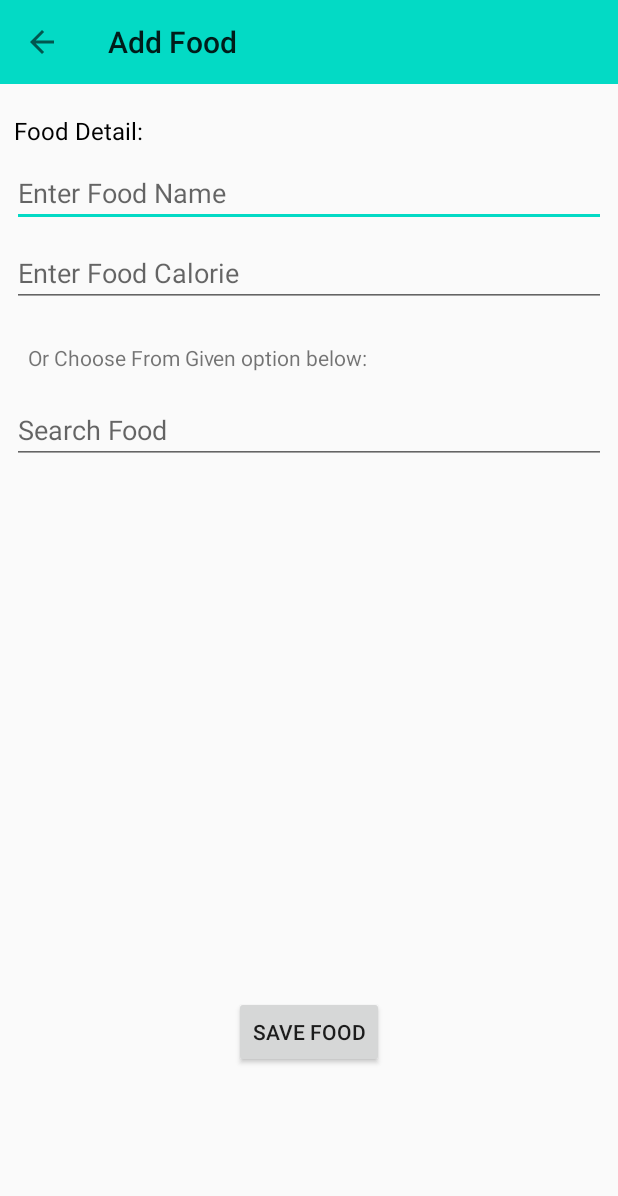
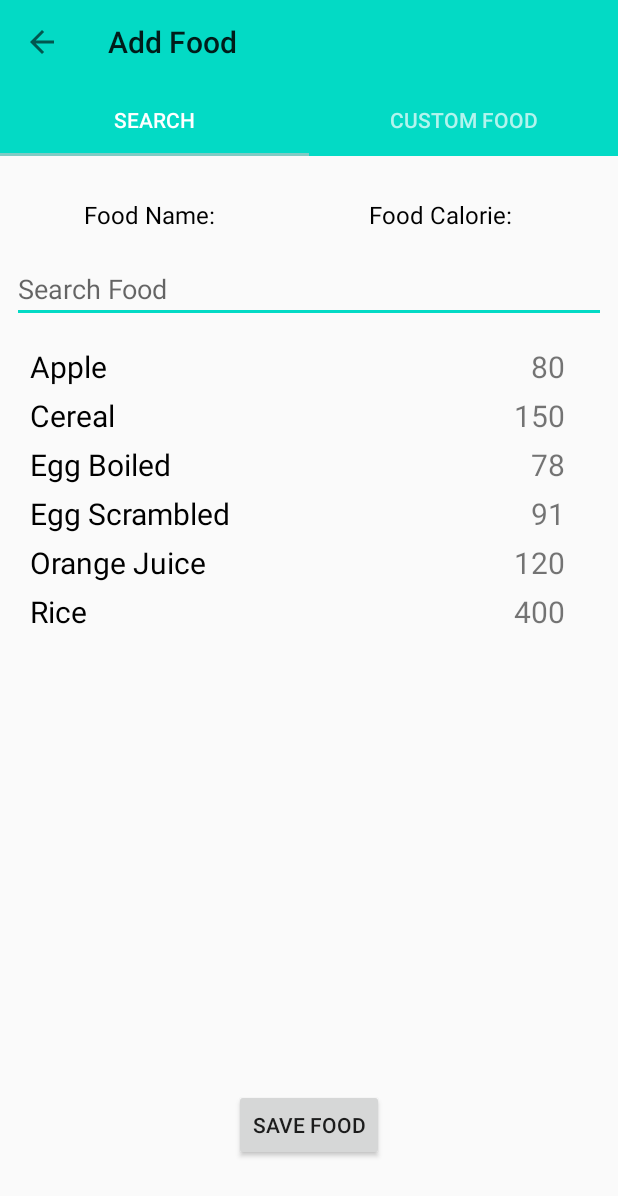
Before and after one commit to GameOnAnil/DailyCaloriesCalculator, an Android app: the screen it shows after launch (AddFood), after a tap on "ADD BREAKFAST", on a phone screen of 412 x 824 dp. Shown: the top 1196 px of the screen. Run offline under Robolectric (Android 15) with nearby library versions, the phone set to English and light mode, and no system bars; our stand-ins replace Room's generated code.

Commit message:
Added a tab layout to seperate search food and custom food tab Added recycler view in search food tab to display the food from the db

```diff
--- a/app/build.gradle
+++ b/app/build.gradle
@@ -23,6 +23,7 @@ android {
 }
 
 dependencies {
+    implementation 'androidx.legacy:legacy-support-v4:1.0.0'
     def room_version = "2.2.5"
 
     implementation fileTree(dir: "libs", include: ["*.jar"])
--- /dev/null
+++ b/app/src/main/java/com/gameonanil/dailycaloriescalculator/Adapters/AddFoodAdapter.java
@@ -0,0 +1,62 @@
+package com.gameonanil.dailycaloriescalculator.Adapters;
+
+import android.view.LayoutInflater;
+import android.view.View;
+import android.view.ViewGroup;
+import android.widget.TextView;
+
+import androidx.annotation.NonNull;
+import androidx.recyclerview.widget.RecyclerView;
+
+import com.gameonanil.dailycaloriescalculator.Model.Food;
+import com.gameonanil.dailycaloriescalculator.R;
+
+import java.util.ArrayList;
+import java.util.List;
+
+public class AddFoodAdapter extends RecyclerView.Adapter<AddFoodAdapter.AddFoodViewHolder> {
+    List<Food> allFood = new ArrayList<>();
+
+
+    public void setNotes(List<Food> notes){
+        allFood = notes;
+        notifyDataSetChanged();
+    }
+
+
+    @NonNull
+    @Override
+    public AddFoodViewHolder onCreateViewHolder(@NonNull ViewGroup parent, int viewType) {
+        LayoutInflater layoutInflater = LayoutInflater.from(parent.getContext());
+        View view = layoutInflater.inflate(R.layout.addfood_list, parent, false);
+        return new AddFoodViewHolder(view);
+    }
+
+    @Override
+    public void onBindViewHolder(@NonNull AddFoodViewHolder holder, int position) {
+        Food currentFood = allFood.get(position);
+
+            holder.foodName.setText(currentFood.getFoodName());
+            holder.foodCalorie.setText(String.valueOf(currentFood.getFoodCalories()));
+
+
+
+
+    }
+
+    @Override
+    public int getItemCount() {
+        return allFood.size();
+    }
+
+    public class AddFoodViewHolder extends RecyclerView.ViewHolder {
+        TextView foodName;
+        TextView foodCalorie;
+
+        public AddFoodViewHolder(@NonNull View itemView) {
+            super(itemView);
+            foodName = itemView.findViewById(R.id.add_food_food_name);
+            foodCalorie = itemView.findViewById(R.id.add_food_calorie);
+        }
+    }
+}
--- /dev/null
+++ b/app/src/main/java/com/gameonanil/dailycaloriescalculator/Adapters/ViewPagerAdapter.java
@@ -0,0 +1,45 @@
+package com.gameonanil.dailycaloriescalculator.Adapters;
+
+import androidx.annotation.NonNull;
+import androidx.annotation.Nullable;
+import androidx.fragment.app.Fragment;
+import androidx.fragment.app.FragmentManager;
+import androidx.fragment.app.FragmentPagerAdapter;
+
+import java.util.ArrayList;
+import java.util.List;
+
+
+public class ViewPagerAdapter extends FragmentPagerAdapter {
+    private List<Fragment> fragments = new ArrayList<>();
+    private List<String> fragmentTitle  = new ArrayList<>();
+
+    public ViewPagerAdapter(@NonNull FragmentManager fm, int behavior) {
+        super(fm, behavior);
+    }
+
+    public void addFragment(Fragment fragment,String title){
+        fragments.add(fragment);
+        fragmentTitle.add(title);
+    }
+
+
+
+    @NonNull
+    @Override
+    public Fragment getItem(int position) {
+        return fragments.get(position);
+    }
+
+    @Override
+    public int getCount() {
+        return fragments.size();
+    }
+
+    @Nullable
+    @Override
+    public CharSequence getPageTitle(int position) {
+
+        return fragmentTitle.get(position);
+    }
+}
--- a/app/src/main/java/com/gameonanil/dailycaloriescalculator/Repo/FoodRepository.java
+++ b/app/src/main/java/com/gameonanil/dailycaloriescalculator/Repository/FoodRepository.java
@@ -1,4 +1,4 @@
-package com.gameonanil.dailycaloriescalculator.Repo;
+package com.gameonanil.dailycaloriescalculator.Repository;
 
 import android.app.Application;
 import android.os.AsyncTask;
--- a/app/src/main/java/com/gameonanil/dailycaloriescalculator/RoomDB/FoodDatabase.java
+++ b/app/src/main/java/com/gameonanil/dailycaloriescalculator/RoomDB/FoodDatabase.java
@@ -49,7 +49,11 @@ public abstract class FoodDatabase extends RoomDatabase {
         @Override
         protected Void doInBackground(Void... voids) {
             foodDao.insert(new Food("Rice",400));
-            foodDao.insert(new Food("Juice",50));
+            foodDao.insert(new Food("Orange Juice",120));
+            foodDao.insert(new Food("Cereal",150));
+            foodDao.insert(new Food("Apple",80));
+            foodDao.insert(new Food("Egg Scrambled",91));
+            foodDao.insert(new Food("Egg Boiled",78));
             return null;
         }
     }
--- a/app/src/main/java/com/gameonanil/dailycaloriescalculator/UI/AddFood.java
+++ b/app/src/main/java/com/gameonanil/dailycaloriescalculator/UI/AddFood.java
@@ -2,23 +2,21 @@ package com.gameonanil.dailycaloriescalculator.UI;
 
 import androidx.annotation.NonNull;
 import androidx.appcompat.app.AppCompatActivity;
-
-import android.content.Intent;
 import android.os.Bundle;
 import android.view.MenuItem;
-import android.view.View;
-import android.widget.Button;
-import android.widget.EditText;
-import android.widget.Toast;
+import androidx.appcompat.widget.Toolbar;
+import androidx.viewpager.widget.ViewPager;
 
-import androidx.appcompat.widget.Toolbar;
+import com.gameonanil.dailycaloriescalculator.Adapters.ViewPagerAdapter;
+import com.gameonanil.dailycaloriescalculator.R;
+import com.google.android.material.tabs.TabLayout;
 
-import com.gameonanil.dailycaloriescalculator.R;
 
 public class AddFood extends AppCompatActivity {
-    EditText mFoodName;
-    EditText mFoodCalorie;
-    Button saveBtn;
+    private SearchFragment searchFragment;
+    private CustomFoodFragment customFoodFragment;
+    private TabLayout tabLayout;
+    private ViewPager viewPager;
 
     @Override
     protected void onCreate(Bundle savedInstanceState) {
@@ -30,28 +28,18 @@ public class AddFood extends AppCompatActivity {
         getSupportActionBar().setDisplayHomeAsUpEnabled(true);
         getSupportActionBar().setDisplayShowHomeEnabled(true);
 
-        mFoodName = findViewById(R.id.enter_name);
-        mFoodCalorie = findViewById(R.id.enter_calorie);
-        saveBtn = findViewById(R.id.save_food);
+        viewPager = findViewById(R.id.viewpager_addFood);
+        tabLayout = findViewById(R.id.tabLayout_add_food);
 
-        saveBtn.setOnClickListener(new View.OnClickListener() {
-            @Override
-            public void onClick(View view) {
-                if (mFoodName.getText().toString().equals("") || mFoodCalorie.getText().toString().equals("")) {
-                    Toast.makeText(AddFood.this, "Please enter food name and calories", Toast.LENGTH_SHORT).show();
-                } else {
-                    String foodName = mFoodName.getText().toString();
-                    int foodCalorie = 0;
-                    foodCalorie = Integer.parseInt(mFoodCalorie.getText().toString());
-                    Intent intent = new Intent(AddFood.this, MainActivity.class);
-                    intent.putExtra("foodName", foodName);
-                    intent.putExtra("foodCalorie", foodCalorie);
-                    startActivity(intent);
-                }
+        searchFragment = new SearchFragment();
+        customFoodFragment = new CustomFoodFragment();
 
+        tabLayout.setupWithViewPager(viewPager);
 
-            }
-        });
+        ViewPagerAdapter adapter = new ViewPagerAdapter(getSupportFragmentManager(),0);
+        adapter.addFragment(searchFragment,"Search");
+        adapter.addFragment(customFoodFragment,"Custom Food");
+        viewPager.setAdapter(adapter);
 
 
     }
--- /dev/null
+++ b/app/src/main/java/com/gameonanil/dailycaloriescalculator/UI/CustomFoodFragment.java
@@ -0,0 +1,52 @@
+package com.gameonanil.dailycaloriescalculator.UI;
+
+import android.content.Intent;
+import android.os.Bundle;
+import android.view.LayoutInflater;
+import android.view.View;
+import android.view.ViewGroup;
+import android.widget.Button;
+import android.widget.EditText;
+import android.widget.Toast;
+
+import androidx.fragment.app.Fragment;
+
+import com.gameonanil.dailycaloriescalculator.R;
+
+public class CustomFoodFragment extends Fragment {
+    View mainView;
+    EditText mFoodName;
+    EditText mFoodCalorie;
+    Button saveBtn;
+    @Override
+    public View onCreateView(LayoutInflater inflater, ViewGroup container,
+                             Bundle savedInstanceState) {
+        mainView = inflater.inflate(R.layout.fragment_custom_food, container, false);
+        // Inflate the layout for this fragment
+
+        mFoodName = mainView.findViewById(R.id.enter_name);
+        mFoodCalorie = mainView.findViewById(R.id.enter_calorie);
+        saveBtn = mainView.findViewById(R.id.save_food_custom);
+
+        saveBtn.setOnClickListener(new View.OnClickListener() {
+            @Override
+            public void onClick(View view) {
+                if (mFoodName.getText().toString().equals("") || mFoodCalorie.getText().toString().equals("")) {
+                    Toast.makeText(getContext(), "Please enter food name and calories", Toast.LENGTH_SHORT).show();
+                } else {
+                    String foodName = mFoodName.getText().toString();
+                    int foodCalorie = 0;
+                    foodCalorie = Integer.parseInt(mFoodCalorie.getText().toString());
+                    Intent intent = new Intent(getContext(), MainActivity.class);
+                    intent.putExtra("foodName", foodName);
+                    intent.putExtra("foodCalorie", foodCalorie);
+                    startActivity(intent);
+                }
+
+
+            }
+        });
+
+        return mainView;
+    }
+}
--- a/app/src/main/java/com/gameonanil/dailycaloriescalculator/UI/MainActivity.java
+++ b/app/src/main/java/com/gameonanil/dailycaloriescalculator/UI/MainActivity.java
@@ -63,16 +63,6 @@ public class MainActivity extends AppCompatActivity {
 
         //initializing view model
 
-        foodViewModel = new ViewModelProvider(this,
-                ViewModelProvider.AndroidViewModelFactory.getInstance(this.getApplication())).get(FoodViewModel.class);
-        foodViewModel.getAllFood().observe(this, new Observer<List<Food>>() {
-            @Override
-            public void onChanged(List<Food> foods) {
-                Toast.makeText(MainActivity.this, "db created ", Toast.LENGTH_SHORT).show();
-            }
-        });
-
-
 
         mCalculate.setOnClickListener(new View.OnClickListener() {
             @Override
@@ -89,6 +79,7 @@ public class MainActivity extends AppCompatActivity {
 
     }
 
+
     @Override
     protected void onStart() {
         super.onStart();
--- /dev/null
+++ b/app/src/main/java/com/gameonanil/dailycaloriescalculator/UI/SearchFragment.java
@@ -0,0 +1,60 @@
+package com.gameonanil.dailycaloriescalculator.UI;
+
+import android.content.Intent;
+import android.os.Bundle;
+
+import androidx.fragment.app.Fragment;
+import androidx.lifecycle.Observer;
+import androidx.lifecycle.ViewModelProvider;
+import androidx.recyclerview.widget.LinearLayoutManager;
+import androidx.recyclerview.widget.RecyclerView;
+
+import android.view.LayoutInflater;
+import android.view.View;
+import android.view.ViewGroup;
+import android.widget.Button;
+import android.widget.EditText;
+import android.widget.Toast;
+
+import com.gameonanil.dailycaloriescalculator.Adapters.AddFoodAdapter;
+import com.gameonanil.dailycaloriescalculator.Model.Food;
+import com.gameonanil.dailycaloriescalculator.R;
+import com.gameonanil.dailycaloriescalculator.ViewModel.FoodViewModel;
+
+import java.util.List;
+
+public class SearchFragment extends Fragment {
+    View mainView;
+
+
+    RecyclerView mRecyclerView;
+    AddFoodAdapter mAddFoodAdapter;
+    FoodViewModel foodViewModel;
+
+    @Override
+    public View onCreateView(LayoutInflater inflater, ViewGroup container,
+                             Bundle savedInstanceState) {
+        mainView = inflater.inflate(R.layout.fragment_search, container, false);
+        // Inflate the layout for this fragment
+
+
+
+
+
+        mRecyclerView = mainView.findViewById(R.id.recyclerView_add_food);
+        mRecyclerView.setLayoutManager(new LinearLayoutManager(getContext()));
+        mAddFoodAdapter = new AddFoodAdapter();
+        mRecyclerView.setAdapter(mAddFoodAdapter);
+
+        foodViewModel = new ViewModelProvider(this,
+                ViewModelProvider.AndroidViewModelFactory.getInstance(getActivity().getApplication())).get(FoodViewModel.class);
+        foodViewModel.getAllFood().observe(this, new Observer<List<Food>>() {
+            @Override
+            public void onChanged(List<Food> foods) {
+                mAddFoodAdapter.setNotes(foods);
+            }
+        });
+
+        return mainView;
+    }
+}
--- a/app/src/main/java/com/gameonanil/dailycaloriescalculator/ViewModel/FoodViewModel.java
+++ b/app/src/main/java/com/gameonanil/dailycaloriescalculator/ViewModel/FoodViewModel.java
@@ -5,10 +5,9 @@ import android.app.Application;
 import androidx.annotation.NonNull;
 import androidx.lifecycle.AndroidViewModel;
 import androidx.lifecycle.LiveData;
-import androidx.lifecycle.ViewModel;
 
 import com.gameonanil.dailycaloriescalculator.Model.Food;
-import com.gameonanil.dailycaloriescalculator.Repo.FoodRepository;
+import com.gameonanil.dailycaloriescalculator.Repository.FoodRepository;
 
 import java.util.List;
 
--- a/app/src/main/res/layout/activity_add_food.xml
+++ b/app/src/main/res/layout/activity_add_food.xml
@@ -1,98 +1,36 @@
 <?xml version="1.0" encoding="utf-8"?>
-<androidx.constraintlayout.widget.ConstraintLayout xmlns:android="http://schemas.android.com/apk/res/android"
+<LinearLayout xmlns:android="http://schemas.android.com/apk/res/android"
     xmlns:app="http://schemas.android.com/apk/res-auto"
     xmlns:tools="http://schemas.android.com/tools"
     android:layout_width="match_parent"
     android:layout_height="match_parent"
-    tools:context=".UI.AddFood">
+    tools:context=".UI.AddFood"
+    android:orientation="vertical">
 
     <androidx.appcompat.widget.Toolbar
         android:id="@+id/toolbar_add_food"
         android:layout_width="match_parent"
         android:layout_height="wrap_content"
         android:background="@color/colorAccent"
-        app:layout_constraintEnd_toEndOf="parent"
-        app:layout_constraintStart_toStartOf="parent"
-        app:layout_constraintTop_toTopOf="parent"
         app:title="Add Food" />
 
-    <EditText
-        android:id="@+id/enter_name"
+    <com.google.android.material.tabs.TabLayout
+        android:id="@+id/tabLayout_add_food"
         android:layout_width="match_parent"
         android:layout_height="wrap_content"
-        android:layout_marginStart="8dp"
-        android:layout_marginTop="8dp"
-        android:layout_marginEnd="8dp"
-        android:hint="Enter Food Name"
+        android:background="@color/colorAccent"
+        android:theme="@style/Theme.AppCompat"
+        >
 
-        android:inputType="textCapSentences"
+    </com.google.android.material.tabs.TabLayout>
 
-        app:layout_constraintEnd_toEndOf="parent"
-        app:layout_constraintHorizontal_bias="1.0"
-        app:layout_constraintStart_toStartOf="parent"
-        app:layout_constraintTop_toBottomOf="@+id/food_detail" />
 
-    <EditText
-        android:id="@+id/enter_calorie"
+    <androidx.viewpager.widget.ViewPager
+        android:id="@+id/viewpager_addFood"
         android:layout_width="match_parent"
-        android:layout_height="wrap_content"
-        android:layout_marginStart="8dp"
-        android:layout_marginTop="8dp"
-        android:layout_marginEnd="8dp"
-        android:hint="Enter Food Calorie"
-        android:inputType="number"
+        android:layout_height="wrap_content">
 
-        app:layout_constraintEnd_toEndOf="parent"
-        app:layout_constraintHorizontal_bias="0.0"
-        app:layout_constraintStart_toStartOf="parent"
-        app:layout_constraintTop_toBottomOf="@+id/enter_name" />
+    </androidx.viewpager.widget.ViewPager>
 
-    <TextView
-        android:id="@+id/food_detail"
-        android:layout_width="wrap_content"
-        android:layout_height="wrap_content"
-        android:layout_marginTop="20dp"
-        android:text="Food Detail:  "
-        android:textColor="#000"
-        android:textSize="16dp"
-        app:layout_constraintEnd_toEndOf="parent"
-        app:layout_constraintHorizontal_bias="0.03"
-        app:layout_constraintStart_toStartOf="parent"
-        app:layout_constraintTop_toBottomOf="@+id/toolbar_add_food" />
 
-    <TextView
-        android:id="@+id/textView2"
-        android:layout_width="wrap_content"
-        android:layout_height="wrap_content"
-        android:layout_marginStart="15dp"
-        android:layout_marginTop="24dp"
-        android:layout_marginEnd="164dp"
-        android:text="Or Choose From Given option below:"
-        app:layout_constraintEnd_toEndOf="parent"
-        app:layout_constraintStart_toStartOf="parent"
-        app:layout_constraintTop_toBottomOf="@+id/enter_calorie" />
-
-    <EditText
-        android:id="@+id/search_food"
-        android:layout_width="match_parent"
-        android:layout_height="wrap_content"
-        android:layout_marginStart="8dp"
-        android:layout_marginTop="16dp"
-        android:layout_marginEnd="8dp"
-        android:hint="Search Food"
-        app:layout_constraintEnd_toEndOf="parent"
-        app:layout_constraintStart_toStartOf="parent"
-        app:layout_constraintTop_toBottomOf="@+id/textView2" />
-
-    <Button
-        android:id="@+id/save_food"
-        android:layout_width="wrap_content"
-        android:layout_height="wrap_content"
-        android:text="Save Food"
-        app:layout_constraintBottom_toBottomOf="parent"
-        app:layout_constraintEnd_toEndOf="parent"
-        app:layout_constraintStart_toStartOf="parent"
-        app:layout_constraintTop_toBottomOf="@+id/search_food"
-        app:layout_constraintVertical_bias="0.76" />
-
-</androidx.constraintlayout.widget.ConstraintLayout>
+</LinearLayout>
--- a/app/src/main/res/layout/activity_main.xml
+++ b/app/src/main/res/layout/activity_main.xml
@@ -32,7 +32,7 @@
     <androidx.recyclerview.widget.RecyclerView
         android:id="@+id/recyclerView"
         android:layout_width="match_parent"
-        android:layout_height="400dp"
+        android:layout_height="wrap_content"
         android:layout_marginTop="36dp"
         app:layout_constraintTop_toBottomOf="@+id/text_breakfast"
         tools:layout_editor_absoluteX="0dp" />
--- /dev/null
+++ b/app/src/main/res/layout/addfood_list.xml
@@ -0,0 +1,28 @@
+<?xml version="1.0" encoding="utf-8"?>
+<RelativeLayout xmlns:android="http://schemas.android.com/apk/res/android"
+    android:layout_width="match_parent"
+    android:layout_height="wrap_content">
+
+    <TextView
+        android:id="@+id/add_food_food_name"
+        android:layout_width="wrap_content"
+        android:layout_height="wrap_content"
+        android:text="Food Name"
+        android:textSize="20dp"
+        android:textColor="#000"
+        android:layout_marginTop="5dp"
+        android:layout_marginStart="10dp"
+        />
+
+    <TextView
+        android:id="@+id/add_food_calorie"
+        android:layout_width="wrap_content"
+        android:layout_height="wrap_content"
+        android:text="Food Calorie"
+        android:textSize="20dp"
+        android:layout_alignParentEnd="true"
+        android:layout_marginTop="5dp"
+        android:layout_marginEnd="25dp"
+        />
+
+</RelativeLayout>
--- /dev/null
+++ b/app/src/main/res/layout/fragment_custom_food.xml
@@ -0,0 +1,47 @@
+<?xml version="1.0" encoding="utf-8"?>
+<androidx.constraintlayout.widget.ConstraintLayout xmlns:android="http://schemas.android.com/apk/res/android"
+    xmlns:app="http://schemas.android.com/apk/res-auto"
+    xmlns:tools="http://schemas.android.com/tools"
+    android:layout_width="match_parent"
+    android:layout_height="match_parent"
+    android:orientation="vertical"
+   >
+
+
+    <EditText
+        android:id="@+id/enter_name"
+        android:layout_width="match_parent"
+        android:layout_height="wrap_content"
+        android:layout_marginStart="10dp"
+        android:layout_marginTop="24dp"
+        android:hint="Enter Food Name"
+        android:inputType="textCapSentences"
+        app:layout_constraintEnd_toEndOf="parent"
+        app:layout_constraintStart_toStartOf="parent"
+        app:layout_constraintTop_toTopOf="parent" />
+
+    <EditText
+        android:id="@+id/enter_calorie"
+        android:layout_width="match_parent"
+        android:layout_height="wrap_content"
+        android:layout_marginStart="10dp"
+
+        android:layout_marginTop="8dp"
+        android:hint="Enter Food Calorie"
+        android:inputType="number"
+        app:layout_constraintEnd_toEndOf="parent"
+        app:layout_constraintStart_toStartOf="parent"
+        app:layout_constraintTop_toBottomOf="@+id/enter_name" />
+
+    <Button
+        android:id="@+id/save_food_custom"
+        android:layout_width="wrap_content"
+        android:layout_height="wrap_content"
+        android:layout_gravity="center"
+        android:text="Save Food"
+        app:layout_constraintBottom_toBottomOf="parent"
+        app:layout_constraintEnd_toEndOf="parent"
+        app:layout_constraintStart_toStartOf="parent"
+        app:layout_constraintTop_toBottomOf="@+id/enter_calorie"
+        app:layout_constraintVertical_bias="0.75" />
+</androidx.constraintlayout.widget.ConstraintLayout>
--- /dev/null
+++ b/app/src/main/res/layout/fragment_search.xml
@@ -0,0 +1,74 @@
+<?xml version="1.0" encoding="utf-8"?>
+<androidx.constraintlayout.widget.ConstraintLayout xmlns:android="http://schemas.android.com/apk/res/android"
+    xmlns:app="http://schemas.android.com/apk/res-auto"
+    xmlns:tools="http://schemas.android.com/tools"
+    android:layout_width="match_parent"
+    android:layout_height="match_parent"
+    tools:context=".UI.SearchFragment"
+    android:orientation="vertical">
+
+
+    <TextView
+        android:id="@+id/food_finalCalorie"
+        android:layout_width="wrap_content"
+        android:layout_height="wrap_content"
+        android:layout_marginStart="95dp"
+        android:layout_marginTop="28dp"
+        android:layout_marginEnd="64dp"
+        android:text="Food Calorie:  "
+        android:textColor="#000"
+
+        android:textSize="16dp"
+        app:layout_constraintEnd_toEndOf="parent"
+        app:layout_constraintStart_toEndOf="@+id/food_finalName"
+        app:layout_constraintTop_toTopOf="parent" />
+
+    <TextView
+        android:id="@+id/food_finalName"
+
+        android:layout_width="wrap_content"
+        android:layout_height="wrap_content"
+        android:layout_marginStart="56dp"
+        android:layout_marginTop="28dp"
+        android:text="Food Name:  "
+        android:textColor="#000"
+        android:textSize="16dp"
+        app:layout_constraintStart_toStartOf="parent"
+        app:layout_constraintTop_toTopOf="parent" />
+
+    <EditText
+        android:id="@+id/search_food"
+        android:layout_width="match_parent"
+        android:layout_height="wrap_content"
+        android:layout_marginStart="8dp"
+        android:layout_marginTop="16dp"
+        android:layout_marginEnd="8dp"
+        android:hint="Search Food"
+        app:layout_constraintEnd_toEndOf="parent"
+        app:layout_constraintStart_toStartOf="parent"
+        app:layout_constraintTop_toBottomOf="@+id/food_finalName" />
+
+    <androidx.recyclerview.widget.RecyclerView
+        android:id="@+id/recyclerView_add_food"
+        android:layout_width="match_parent"
+        android:layout_height="wrap_content"
+        android:layout_margin="10dp"
+        android:layout_marginStart="10dp"
+        android:layout_marginEnd="9dp"
+        app:layout_constraintEnd_toEndOf="parent"
+        app:layout_constraintStart_toStartOf="parent"
+        app:layout_constraintTop_toBottomOf="@+id/search_food" />
+
+    <Button
+        android:id="@+id/save_food_search"
+        android:layout_width="wrap_content"
+        android:layout_height="wrap_content"
+        android:layout_gravity="center"
+        android:text="Save Food"
+        app:layout_constraintBottom_toBottomOf="parent"
+        app:layout_constraintEnd_toEndOf="parent"
+        app:layout_constraintStart_toStartOf="parent"
+        app:layout_constraintTop_toBottomOf="@+id/recyclerView_add_food"
+        app:layout_constraintVertical_bias="0.859" />
+
+</androidx.constraintlayout.widget.ConstraintLayout>
--- a/app/src/main/res/values/strings.xml
+++ b/app/src/main/res/values/strings.xml
@@ -1,3 +1,5 @@
 <resources>
     <string name="app_name">DailyCaloriesCalculator</string>
+    <!-- TODO: Remove or change this placeholder text -->
+    <string name="hello_blank_fragment">Hello blank fragment</string>
 </resources>
```
